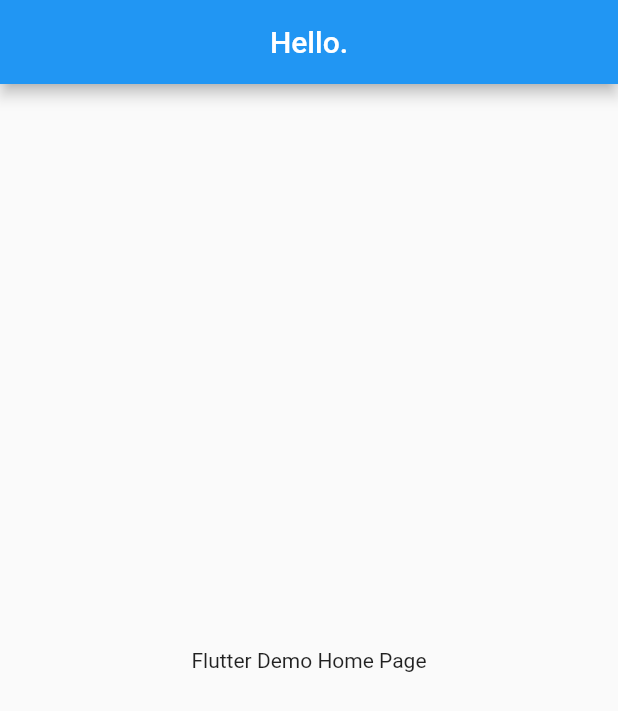
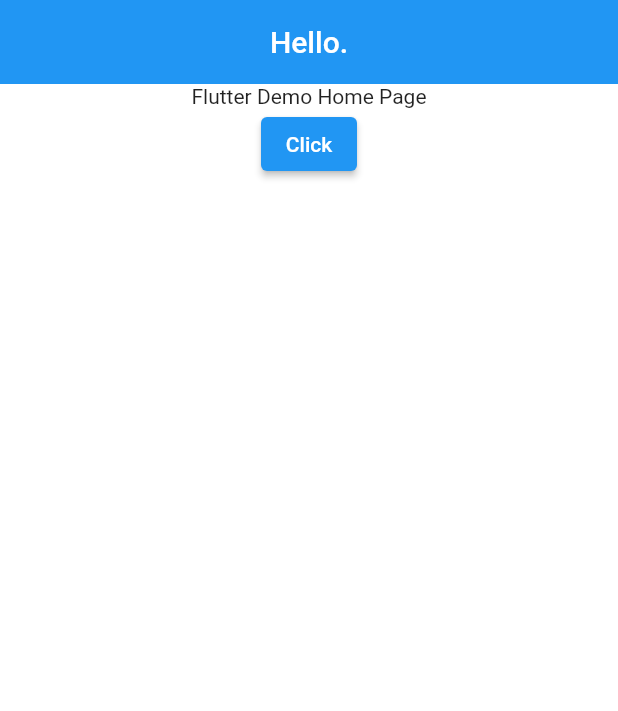
Before and after one commit to tynchtykestebes/amazon_clone, a Flutter app: the screen it shows after launch, on a phone screen of 412 x 824 dp. Shown: the top 711 px of the screen. Run offline on Flutter 3.47's test engine with Material 2 defaults, Android fonts, the phone set to English and light mode, and no system bars.

Commit message:
just started

```diff
--- a/lib/main.dart
+++ b/lib/main.dart
@@ -1,3 +1,4 @@
+import 'package:amazon_clone/constants/global_variables.dart';
 import 'package:flutter/material.dart';
 
 void main() {
@@ -12,17 +13,31 @@ class MyApp extends StatelessWidget {
     return MaterialApp(
       title: 'Amazon Clone',
       theme: ThemeData(
-        primarySwatch: Colors.blue,
+        scaffoldBackgroundColor: GlobalVariables.backgroundColor,
+        appBarTheme: const AppBarTheme(
+          elevation: 0,
+          iconTheme: IconThemeData(
+            color: Colors.black,
+          ),
+        ),
       ),
       home: Scaffold(
         appBar: AppBar(
           centerTitle: true,
           title: const Text('Hello.'),
         ),
-        body: const Center(
-          child: Text(
-            'Flutter Demo Home Page',
-          ),
+        body: Column(
+          children: [
+            const Center(
+              child: Text(
+                'Flutter Demo Home Page',
+              ),
+            ),
+            ElevatedButton(
+              onPressed: () {},
+              child: Text('Click'),
+            ),
+          ],
         ),
       ),
     );
```
